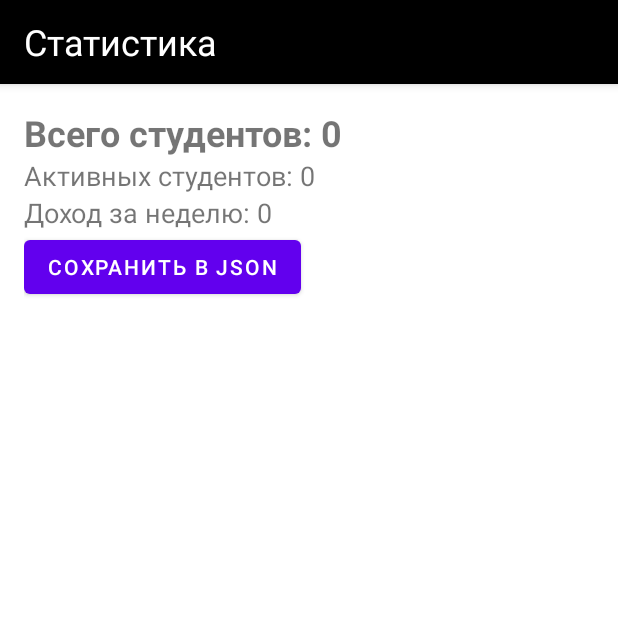
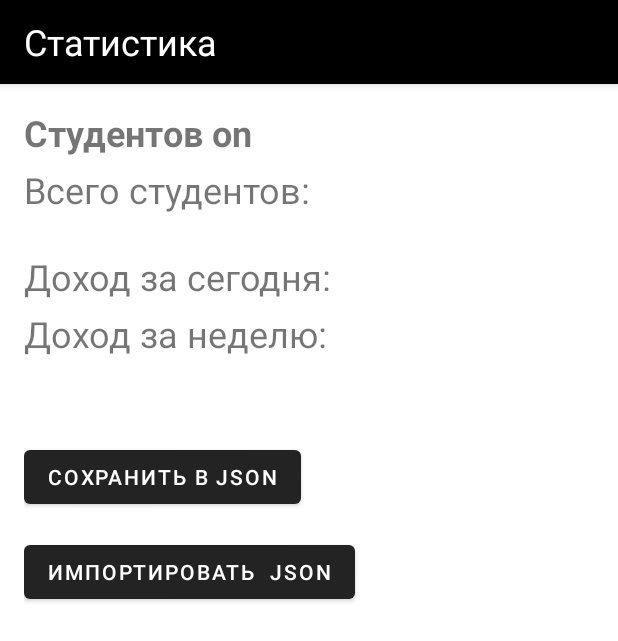
Before and after one commit to MaksMusic/Android_student_registration, an Android app: the layout activity_statistics.xml on its own in the app's theme, with its tools: preview values and no code run, on a phone screen of 412 x 824 dp. Shown: the top 641 px of the screen. Run offline under Robolectric (Android 15) with nearby library versions, the phone set to English and light mode, and no system bars.

Commit message:
version 3.0 add export and import json file

```diff
--- a/app/build.gradle
+++ b/app/build.gradle
@@ -39,6 +39,8 @@ android {
 }
 
 dependencies {
+
+
     implementation 'androidx.core:core-ktx:1.8.0'
     implementation 'androidx.appcompat:appcompat:1.5.1'
     implementation 'com.google.android.material:material:1.6.1'
@@ -57,5 +59,7 @@ dependencies {
     implementation 'org.jetbrains.kotlinx:kotlinx-coroutines-android:1.6.1'
     implementation "androidx.lifecycle:lifecycle-runtime-ktx:2.4.1"
 
+    implementation 'com.google.code.gson:gson:2.8.7'
+
 
 }
--- a/app/src/main/java/com/music/lessons/Activity/InfoStudent.kt
+++ b/app/src/main/java/com/music/lessons/Activity/InfoStudent.kt
@@ -88,7 +88,7 @@ class InfoStudent : AppCompatActivity() {
             var name = binding.editTextName.text.toString() ?: ""
             var price = binding.editTextPrice.text.toString() ?: ""
             var timeLesson = planning() ?: ""
-            var countLesson = 0
+            var countLesson = binding.editCountLesson.text.toString()
 
 
             var student = Student(
@@ -97,7 +97,7 @@ class InfoStudent : AppCompatActivity() {
                 name = name,
                 price = price,
                 timeLessons = timeLesson,
-                countLessons = countLesson,
+                countLessons = countLesson.toInt(),
                 number = 1
             )
 
--- a/app/src/main/java/com/music/lessons/Activity/StudentsActivity.kt
+++ b/app/src/main/java/com/music/lessons/Activity/StudentsActivity.kt
@@ -182,4 +182,5 @@ class StudentsActivity : AppCompatActivity(), AdapterStudent.OnClicItem {
 
 
 
+
 }
--- a/app/src/main/java/com/music/lessons/AdapterStudent/Student.kt
+++ b/app/src/main/java/com/music/lessons/AdapterStudent/Student.kt
@@ -2,6 +2,7 @@ package com.music.lessons.AdapterStudent
 
 import androidx.room.Entity
 import androidx.room.PrimaryKey
+import com.google.gson.annotations.SerializedName
 
 
 @Entity(tableName = "student")
@@ -11,8 +12,8 @@ data class Student (
     var on:Boolean,
     var price:String,
     var number:Int,
-    var countLessons:Int,
-    var timeLessons:String,
+    @SerializedName("count_lessons")var countLessons:Int,
+    @SerializedName("time_lessons") var timeLessons:String,
 
     )
 
--- a/app/src/main/res/layout/activity_statistics.xml
+++ b/app/src/main/res/layout/activity_statistics.xml
@@ -41,7 +41,7 @@
             android:id="@+id/allStudentsCountTextView"
             android:layout_width="wrap_content"
             android:layout_height="wrap_content"
-            android:text="Всего студентов: 0"
+            android:text="Студентов on "
             android:textSize="24sp"
             android:textStyle="bold" />
 
@@ -49,21 +49,41 @@
             android:id="@+id/activeStudentsCountTextView"
             android:layout_width="wrap_content"
             android:layout_height="wrap_content"
-            android:text="Активных студентов: 0"
-            android:textSize="18sp" />
+            android:layout_marginTop="5dp"
+            android:text="Всего студентов: "
+            android:textSize="24sp" />
+
+        <TextView
+            android:id="@+id/dayRevenueTextView"
+            android:layout_width="wrap_content"
+            android:layout_height="wrap_content"
+            android:layout_marginTop="25dp"
+
+            android:text="Доход за сегодня: "
+            android:textSize="24sp" />
 
         <TextView
             android:id="@+id/weeklyRevenueTextView"
             android:layout_width="wrap_content"
             android:layout_height="wrap_content"
-            android:text="Доход за неделю: 0"
-            android:textSize="18sp" />
+            android:layout_marginTop="5dp"
+            android:text="Доход за неделю: "
+            android:textSize="24sp" />
 
         <Button
             android:id="@+id/saveToJsonButton"
             android:layout_width="wrap_content"
+            android:layout_marginTop="55dp"
             android:layout_height="wrap_content"
             android:text="Сохранить в JSON" />
+
+
+        <Button
+            android:id="@+id/importoJsonButton"
+            android:layout_width="wrap_content"
+            android:layout_marginTop="15dp"
+            android:layout_height="wrap_content"
+            android:text="Импортировать  JSON" />
 
     </LinearLayout>
 
--- a/app/src/main/res/values/colors.xml
+++ b/app/src/main/res/values/colors.xml
@@ -1,13 +1,13 @@
 <?xml version="1.0" encoding="utf-8"?>
 <resources>
-    <color name="purple_200">#FFBB86FC</color>
-    <color name="purple_500">#FF6200EE</color>
-    <color name="purple_700">#FF3700B3</color>
-    <color name="teal_200">#FF03DAC5</color>
+    <color name="purple_200">#2196F3</color>
+    <color name="purple_500">#232323</color>
+    <color name="purple_700">#009688</color>
+    <color name="teal_200">#13776D</color>
     <color name="teal_700">#FF018786</color>
     <color name="black">#FF000000</color>
     <color name="white">#FFFFFFFF</color>
-    <color name="btnAdd">#009688</color>
+    <color name="btnAdd">#0A655C</color>
     <color name="LL1">#F1F1CA</color>
     <color name="transparent">#34000000</color>
     <color name="border_color">#000000</color>
--- /dev/null
+++ b/app/src/main/res/xml/file_paths.xml
@@ -0,0 +1,5 @@
+<paths>
+    <external-path
+        name="external_storage_students_files"
+        path="Android/data/com.music.lessons/files/" />
+</paths>
```
Also changed, not shown: app/src/main/AndroidManifest.xml (+19 -3 lines), app/src/main/java/com/music/lessons/Activity/StatisticsActivity.kt (+149 -2 lines), app/src/main/res/drawable/briefcase.png (added).
